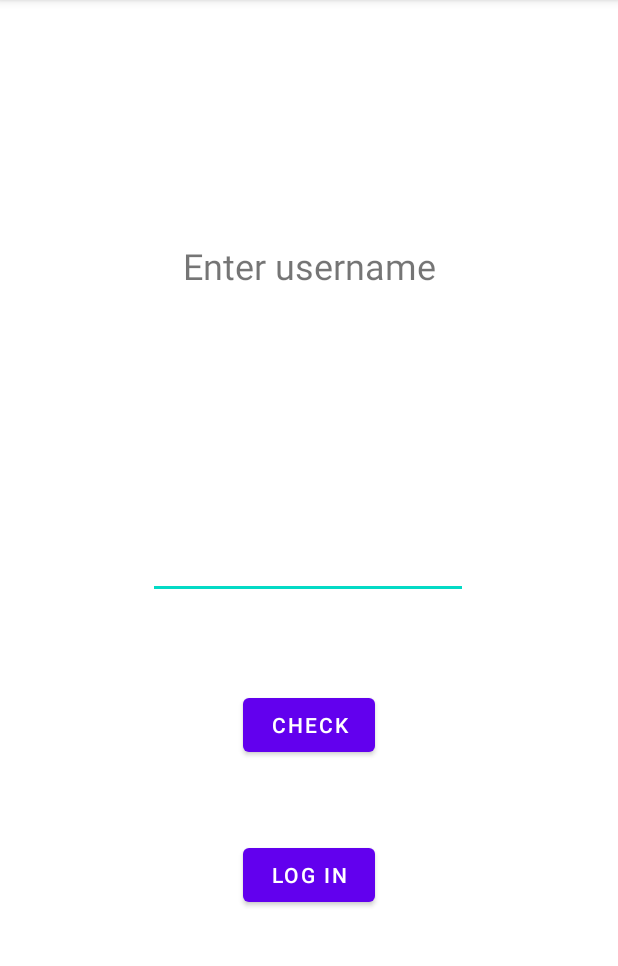
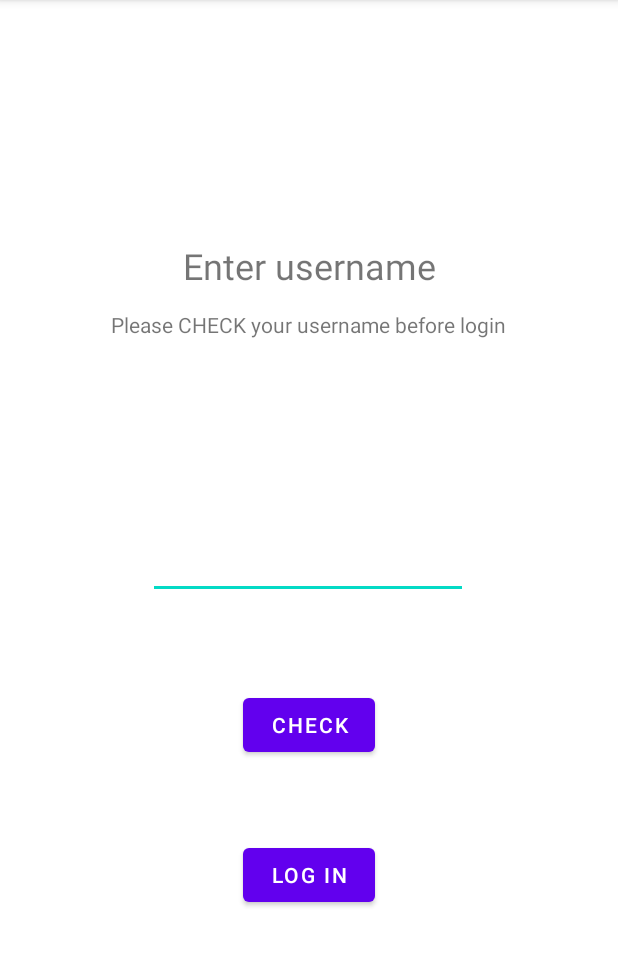
Before and after one commit to bingqianyang1/A7-Stick-It-To-Em-, an Android app: the screen it shows after launch (Login), after a tap on "CHECK", on a phone screen of 412 x 824 dp, the part 84-1050 px from its top. Run offline under Robolectric (Android 15) with nearby library versions, the phone set to English and light mode, and no system bars; our stand-ins replace Firebase (no records; nobody signed in at launch, a user with empty details on screens opened directly).

Commit message:
feat: login page added prompt

```diff
--- a/app/src/main/java/edu/neu/madcourse/a7_stick_it_to_em/Login.java
+++ b/app/src/main/java/edu/neu/madcourse/a7_stick_it_to_em/Login.java
@@ -31,6 +31,7 @@ public class Login extends AppCompatActivity {
 
         input = findViewById(R.id.username);
         btn = findViewById(R.id.login);
+        btn.setEnabled(false);
         btn.setOnClickListener(new View.OnClickListener() {
             @Override
             public void onClick(View view) {
@@ -79,5 +80,6 @@ public class Login extends AppCompatActivity {
 
             }
         });
+        btn.setEnabled(true);
     }
 }
--- a/app/src/main/res/layout/activity_login.xml
+++ b/app/src/main/res/layout/activity_login.xml
@@ -52,4 +52,16 @@
         app:layout_constraintHorizontal_bias="0.501"
         app:layout_constraintStart_toStartOf="parent"
         app:layout_constraintTop_toBottomOf="@+id/check" />
+
+    <TextView
+        android:id="@+id/textView"
+        android:layout_width="wrap_content"
+        android:layout_height="wrap_content"
+        android:text="Please CHECK your username before login"
+        app:layout_constraintBottom_toTopOf="@+id/username"
+        app:layout_constraintEnd_toEndOf="parent"
+        app:layout_constraintHorizontal_bias="0.496"
+        app:layout_constraintStart_toStartOf="parent"
+        app:layout_constraintTop_toBottomOf="@+id/usernameprompt"
+        app:layout_constraintVertical_bias="0.097" />
 </androidx.constraintlayout.widget.ConstraintLayout>
```
